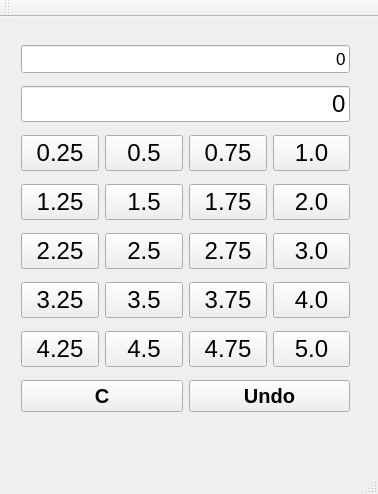
First picture: the form in qmarks.ui, repository markusmeyerhofer/QMarks, before the edit.
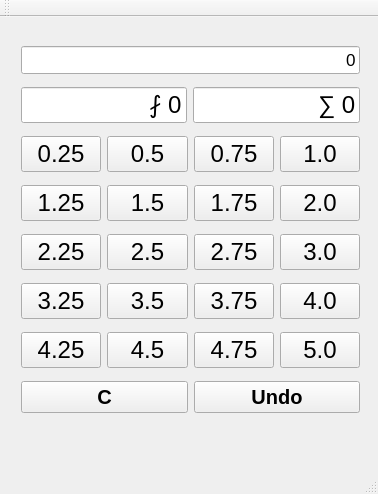
Second picture: the form after the edit.

Commit message: added average value

```diff
--- a/qmarks.ui
+++ b/qmarks.ui
@@ -14,12 +14,12 @@
    <string>QMarks</string>
   </property>
   <widget class="QWidget" name="centralWidget">
-   <widget class="QWidget" name="layoutWidget">
+   <widget class="QWidget" name="">
     <property name="geometry">
      <rect>
       <x>10</x>
-      <y>10</y>
-      <width>351</width>
+      <y>11</y>
+      <width>361</width>
       <height>411</height>
      </rect>
     </property>
@@ -40,6 +40,23 @@
       </widget>
      </item>
      <item>
+      <layout class="QHBoxLayout" name="horizontalLayout_7">
+       <item>
+        <widget class="QLineEdit" name="averageLineEdit">
+         <property name="font">
+          <font>
+           <pointsize>18</pointsize>
+          </font>
+         </property>
+         <property name="text">
+          <string>⨏ 0</string>
+         </property>
+         <property name="alignment">
+          <set>Qt::AlignRight|Qt::AlignTrailing|Qt::AlignVCenter</set>
+         </property>
+        </widget>
+       </item>
+       <item>
       <widget class="QLineEdit" name="sumLineEdit">
        <property name="font">
         <font>
@@ -47,12 +64,14 @@
         </font>
        </property>
        <property name="text">
-        <string>0</string>
+          <string>∑ 0</string>
        </property>
        <property name="alignment">
         <set>Qt::AlignRight|Qt::AlignTrailing|Qt::AlignVCenter</set>
        </property>
       </widget>
+       </item>
+      </layout>
      </item>
      <item>
       <layout class="QHBoxLayout" name="horizontalLayout">
```
Lines whose indentation alone changed are shown as unchanged. The commit also changes 5 other files.
